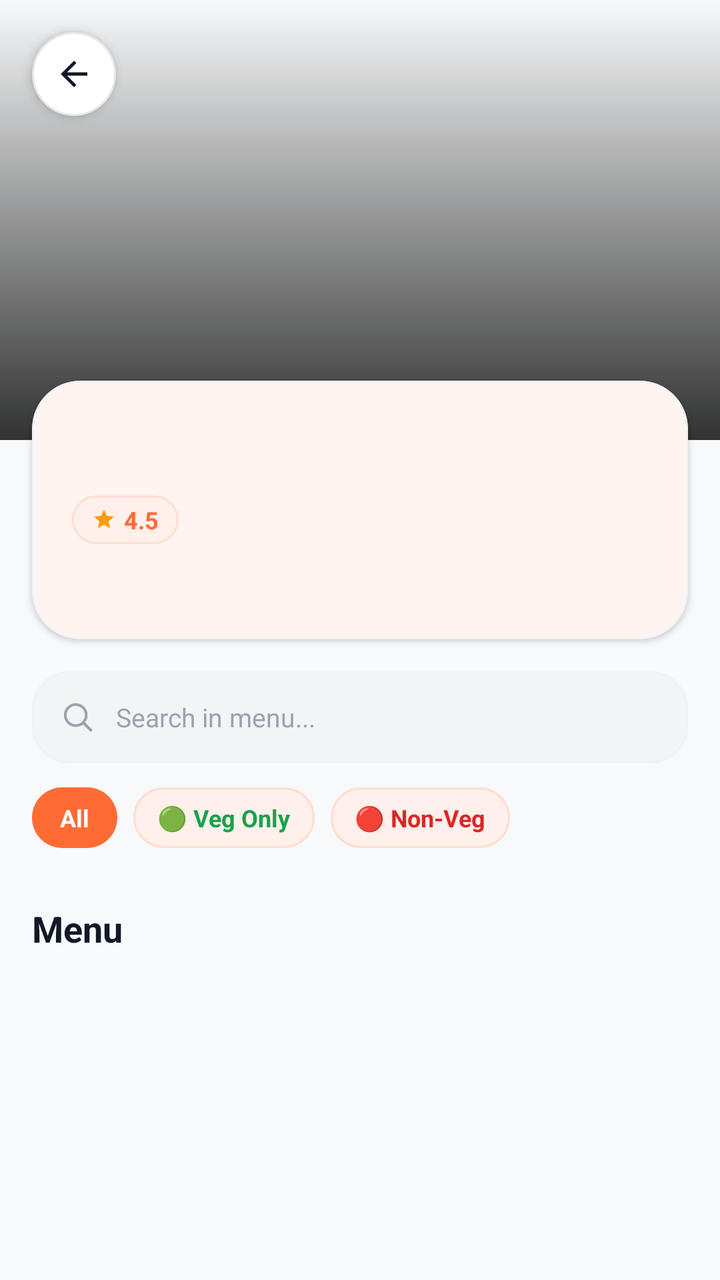
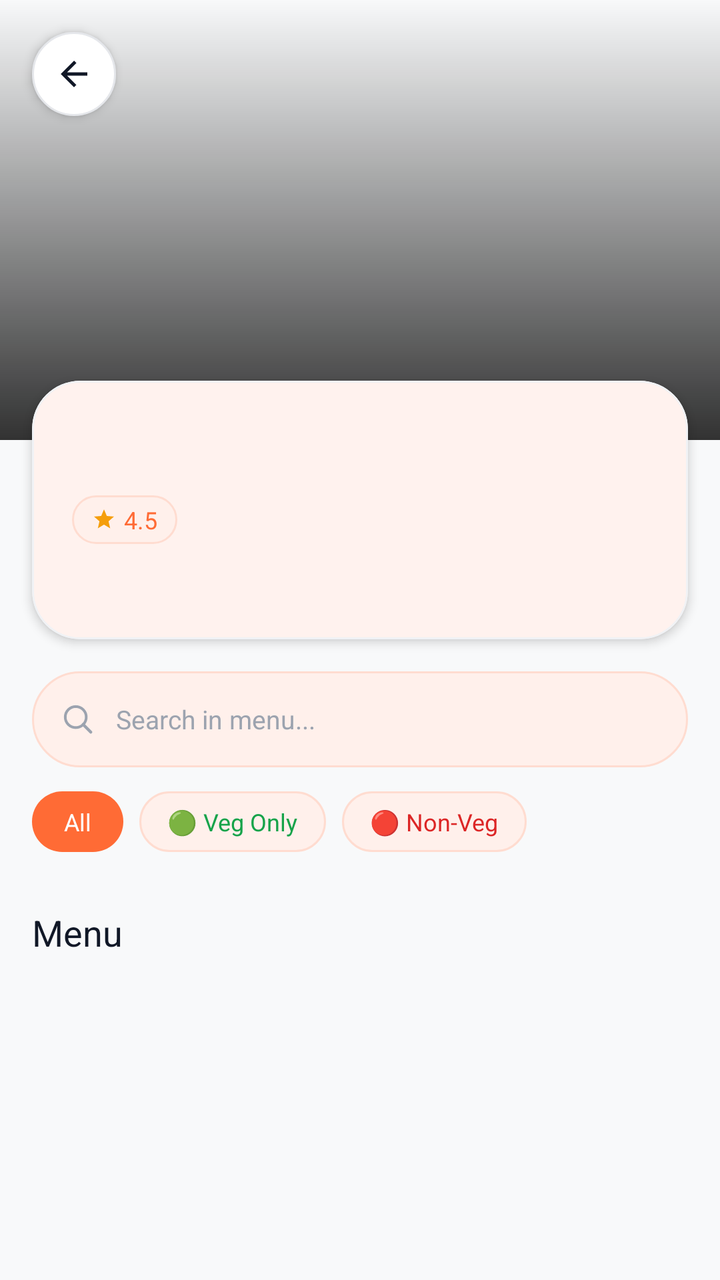

Compare the two renders of this Android layout. The source of the first and the diff that turns it into the second are given below.
<!-- AndroidManifest.xml: application theme Theme.AKRHunger -->
<!-- res/layout/activity_restaurant_detail.xml -->
<?xml version="1.0" encoding="utf-8"?>
<androidx.coordinatorlayout.widget.CoordinatorLayout xmlns:android="http://schemas.android.com/apk/res/android"
    xmlns:app="http://schemas.android.com/apk/res-auto"
    android:layout_width="match_parent"
    android:layout_height="match_parent"
    android:background="@color/background">

    <androidx.core.widget.NestedScrollView
        android:id="@+id/scroll_view_restaurant"
        android:layout_width="match_parent"
        android:layout_height="match_parent"
        android:clipToPadding="false"
        android:paddingBottom="96dp">

        <LinearLayout
            android:layout_width="match_parent"
            android:layout_height="wrap_content"
            android:orientation="vertical">

            
            <FrameLayout
                android:layout_width="match_parent"
                android:layout_height="220dp">

                <ImageView
                    android:id="@+id/iv_restaurant_image"
                    android:layout_width="match_parent"
                    android:layout_height="match_parent"
                    android:scaleType="centerCrop" />

                <View
                    android:layout_width="match_parent"
                    android:layout_height="match_parent"
                    android:background="@drawable/gradient_bottom_overlay" />

                
                <FrameLayout
                    android:id="@+id/btn_back"
                    android:layout_width="42dp"
                    android:layout_height="42dp"
                    android:layout_margin="16dp"
                    android:background="@drawable/bg_pill_white"
                    android:clickable="true"
                    android:elevation="3dp"
                    android:focusable="true"
                    android:foreground="?attr/selectableItemBackgroundBorderless">

                    <ImageView
                        android:layout_width="20dp"
                        android:layout_height="20dp"
                        android:layout_gravity="center"
                        android:src="@drawable/ic_back"
                        android:tint="@color/text_primary" />
                </FrameLayout>
            </FrameLayout>

            
            <com.google.android.material.card.MaterialCardView
                android:layout_width="match_parent"
                android:layout_height="wrap_content"
                android:layout_marginHorizontal="16dp"
                android:layout_marginTop="-30dp"
                app:cardBackgroundColor="@color/surface"
                app:cardCornerRadius="24dp"
                app:cardElevation="2dp"
                app:strokeColor="@color/card_border"
                app:strokeWidth="1dp">

                <LinearLayout
                    android:layout_width="match_parent"
                    android:layout_height="wrap_content"
                    android:orientation="vertical"
                    android:padding="20dp">

                    <TextView
                        android:id="@+id/tv_restaurant_name"
                        android:layout_width="match_parent"
                        android:layout_height="wrap_content"
                        android:textColor="@color/text_primary"
                        android:textSize="22sp"
                        android:textStyle="bold" />

                    
                    <LinearLayout
                        android:layout_width="wrap_content"
                        android:layout_height="wrap_content"
                        android:layout_marginTop="8dp"
                        android:gravity="center_vertical"
                        android:orientation="horizontal">

                        <LinearLayout
                            android:layout_width="wrap_content"
                            android:layout_height="wrap_content"
                            android:background="@drawable/bg_pill_soft"
                            android:gravity="center_vertical"
                            android:paddingHorizontal="10dp"
                            android:paddingVertical="4dp">

                            <ImageView
                                android:layout_width="12dp"
                                android:layout_height="12dp"
                                android:src="@drawable/ic_star"
                                android:tint="@color/rating_star" />

                            <TextView
                                android:id="@+id/tv_restaurant_rating"
                                android:layout_width="wrap_content"
                                android:layout_height="wrap_content"
                                android:layout_marginStart="4dp"
                                android:text="4.5"
                                android:textColor="@color/primary"
                                android:textSize="12sp"
                                android:textStyle="bold" />
                        </LinearLayout>

                        <TextView
                            android:id="@+id/tv_restaurant_cuisine"
                            android:layout_width="wrap_content"
                            android:layout_height="wrap_content"
                            android:layout_marginStart="10dp"
                            android:textColor="@color/text_secondary"
                            android:textSize="13sp" />
                    </LinearLayout>

                    <TextView
                        android:id="@+id/tv_restaurant_desc"
                        android:layout_width="match_parent"
                        android:layout_height="wrap_content"
                        android:layout_marginTop="10dp"
                        android:lineSpacingExtra="2dp"
                        android:textColor="@color/text_hint"
                        android:textSize="13sp" />
                </LinearLayout>
            </com.google.android.material.card.MaterialCardView>

            
            <LinearLayout
                android:layout_width="match_parent"
                android:layout_height="46dp"
                android:layout_marginHorizontal="16dp"
                android:layout_marginTop="16dp"
                android:background="@drawable/bg_search_ios"
                android:gravity="center_vertical"
                android:orientation="horizontal"
                android:paddingHorizontal="14dp">

                <ImageView
                    android:layout_width="18dp"
                    android:layout_height="18dp"
                    android:src="@drawable/ic_search"
                    app:tint="@color/text_hint" />

                <EditText
                    android:id="@+id/et_restaurant_search"
                    android:layout_width="0dp"
                    android:layout_height="match_parent"
                    android:layout_marginStart="10dp"
                    android:layout_weight="1"
                    android:background="@null"
                    android:hint="Search in menu..."
                    android:imeOptions="actionDone"
                    android:inputType="text"
                    android:textColor="@color/text_primary"
                    android:textColorHint="@color/text_hint"
                    android:textSize="13sp" />

                <ImageView
                    android:id="@+id/btn_clear_search"
                    android:layout_width="20dp"
                    android:layout_height="20dp"
                    android:src="@drawable/ic_close"
                    android:visibility="gone"
                    app:tint="@color/text_hint" />
            </LinearLayout>

            
            <LinearLayout
                android:layout_width="match_parent"
                android:layout_height="wrap_content"
                android:layout_marginHorizontal="16dp"
                android:layout_marginTop="12dp"
                android:gravity="center_vertical"
                android:orientation="horizontal">

                <TextView
                    android:id="@+id/btn_filter_all"
                    android:layout_width="wrap_content"
                    android:layout_height="wrap_content"
                    android:background="@drawable/bg_pill_primary"
                    android:clickable="true"
                    android:focusable="true"
                    android:paddingHorizontal="14dp"
                    android:paddingVertical="7dp"
                    android:text="All"
                    android:textColor="@color/on_primary"
                    android:textSize="12sp"
                    android:textStyle="bold" />

                <TextView
                    android:id="@+id/btn_filter_veg"
                    android:layout_width="wrap_content"
                    android:layout_height="wrap_content"
                    android:layout_marginStart="8dp"
                    android:background="@drawable/bg_pill_soft"
                    android:clickable="true"
                    android:focusable="true"
                    android:paddingHorizontal="12dp"
                    android:paddingVertical="7dp"
                    android:text="🟢 Veg Only"
                    android:textColor="@color/veg_green"
                    android:textSize="12sp"
                    android:textStyle="bold" />

                <TextView
                    android:id="@+id/btn_filter_nonveg"
                    android:layout_width="wrap_content"
                    android:layout_height="wrap_content"
                    android:layout_marginStart="8dp"
                    android:background="@drawable/bg_pill_soft"
                    android:clickable="true"
                    android:focusable="true"
                    android:paddingHorizontal="12dp"
                    android:paddingVertical="7dp"
                    android:text="🔴 Non-Veg"
                    android:textColor="@color/non_veg_red"
                    android:textSize="12sp"
                    android:textStyle="bold" />
            </LinearLayout>

            
            <androidx.recyclerview.widget.RecyclerView
                android:id="@+id/rv_restaurant_categories"
                android:layout_width="match_parent"
                android:layout_height="wrap_content"
                android:layout_marginTop="12dp"
                android:clipToPadding="false"
                android:orientation="horizontal"
                android:paddingHorizontal="12dp" />

            
            <LinearLayout
                android:layout_width="match_parent"
                android:layout_height="wrap_content"
                android:layout_marginHorizontal="16dp"
                android:layout_marginTop="16dp"
                android:gravity="center_vertical"
                android:orientation="horizontal">

                <TextView
                    android:id="@+id/tv_menu_section_title"
                    android:layout_width="0dp"
                    android:layout_height="wrap_content"
                    android:layout_weight="1"
                    android:text="@string/menu"
                    android:textColor="@color/text_primary"
                    android:textSize="18sp"
                    android:textStyle="bold" />

                <TextView
                    android:id="@+id/tv_menu_count"
                    android:layout_width="wrap_content"
                    android:layout_height="wrap_content"
                    android:textColor="@color/text_hint"
                    android:textSize="13sp" />
            </LinearLayout>

            
            <ProgressBar
                android:id="@+id/pb_menu_loading"
                android:layout_width="36dp"
                android:layout_height="36dp"
                android:layout_gravity="center_horizontal"
                android:layout_marginTop="32dp"
                android:indeterminateTint="@color/primary"
                android:visibility="gone" />

            
            <androidx.recyclerview.widget.RecyclerView
                android:id="@+id/rv_menu"
                android:layout_width="match_parent"
                android:layout_height="wrap_content"
                android:layout_marginTop="8dp"
                android:clipToPadding="false"
                android:layoutAnimation="@anim/layout_fall_down"
                android:nestedScrollingEnabled="false"
                android:paddingHorizontal="11dp" />

            
            <LinearLayout
                android:id="@+id/layout_empty_menu"
                android:layout_width="match_parent"
                android:layout_height="wrap_content"
                android:gravity="center"
                android:orientation="vertical"
                android:padding="48dp"
                android:visibility="gone">

                <TextView
                    android:layout_width="wrap_content"
                    android:layout_height="wrap_content"
                    android:text="🍽️"
                    android:textSize="48sp" />

                <TextView
                    android:layout_width="wrap_content"
                    android:layout_height="wrap_content"
                    android:layout_marginTop="12dp"
                    android:text="No menu items found"
                    android:textColor="@color/text_primary"
                    android:textSize="17sp"
                    android:textStyle="bold" />

                <TextView
                    android:layout_width="wrap_content"
                    android:layout_height="wrap_content"
                    android:layout_marginTop="4dp"
                    android:text="Try clearing the search or category filter"
                    android:textColor="@color/text_secondary"
                    android:textSize="13sp" />
            </LinearLayout>
        </LinearLayout>
    </androidx.core.widget.NestedScrollView>

    
    <com.google.android.material.card.MaterialCardView
        android:id="@+id/bar_view_cart"
        android:layout_width="match_parent"
        android:layout_height="56dp"
        android:layout_gravity="bottom"
        android:layout_marginHorizontal="16dp"
        android:layout_marginBottom="16dp"
        android:clickable="true"
        android:elevation="8dp"
        android:focusable="true"
        android:foreground="?attr/selectableItemBackground"
        android:visibility="gone"
        app:cardBackgroundColor="@color/primary"
        app:cardCornerRadius="28dp">

        <LinearLayout
            android:layout_width="match_parent"
            android:layout_height="match_parent"
            android:gravity="center_vertical"
            android:orientation="horizontal"
            android:paddingHorizontal="20dp">

            <LinearLayout
                android:layout_width="0dp"
                android:layout_height="wrap_content"
                android:layout_weight="1"
                android:orientation="vertical">

                <TextView
                    android:id="@+id/tv_cart_bar_count"
                    android:layout_width="wrap_content"
                    android:layout_height="wrap_content"
                    android:text="1 item"
                    android:textColor="@color/on_primary"
                    android:textSize="12sp"
                    android:textStyle="bold" />

                <TextView
                    android:id="@+id/tv_cart_bar_total"
                    android:layout_width="wrap_content"
                    android:layout_height="wrap_content"
                    android:text="₹0"
                    android:textColor="@color/on_primary"
                    android:textSize="15sp"
                    android:textStyle="bold" />
            </LinearLayout>

            <TextView
                android:layout_width="wrap_content"
                android:layout_height="wrap_content"
                android:text="View Cart ➔"
                android:textColor="@color/on_primary"
                android:textSize="14sp"
                android:textStyle="bold" />
        </LinearLayout>
    </com.google.android.material.card.MaterialCardView>

</androidx.coordinatorlayout.widget.CoordinatorLayout>
<!-- resources referenced by this layout -->
<resources>
  <color name="background">#F8F9FA</color>
  <color name="card_border">#F0F2F5</color>
  <color name="non_veg_red">#DC2626</color>
  <color name="on_primary">#FFFFFF</color>
  <color name="primary">#FF6B35</color>
  <color name="rating_star">#F59E0B</color>
  <color name="surface">#FFFFFF</color>
  <color name="text_hint">#9CA3AF</color>
  <color name="text_primary">#111827</color>
  <color name="text_secondary">#4B5563</color>
  <color name="veg_green">#16A34A</color>
  <!-- drawable bg_pill_primary (drawable) -->
  <?xml version="1.0" encoding="utf-8"?>
  <ripple xmlns:android="http://schemas.android.com/apk/res/android"
      android:color="#33FFFFFF">
      <item>
          <shape android:shape="rectangle">
              <corners android:radius="999dp" />
              <solid android:color="@color/primary" />
          </shape>
      </item>
  </ripple>
  <!-- drawable bg_search_ios (drawable) -->
  <?xml version="1.0" encoding="utf-8"?>
  <shape xmlns:android="http://schemas.android.com/apk/res/android"
      android:shape="rectangle">
      <corners android:radius="18dp" />
      <solid android:color="@color/surface_variant" />
      <stroke android:width="1dp" android:color="@color/card_border" />
  </shape>
  <!-- drawable gradient_bottom_overlay (drawable) -->
  <?xml version="1.0" encoding="utf-8"?>
  <shape xmlns:android="http://schemas.android.com/apk/res/android"
      android:shape="rectangle">
      <gradient
          android:startColor="#CC000000"
          android:endColor="#00000000"
          android:angle="90" />
  </shape>
  <!-- drawable ic_back (drawable) -->
  <vector xmlns:android="http://schemas.android.com/apk/res/android"
      android:width="24dp"
      android:height="24dp"
      android:viewportWidth="24"
      android:viewportHeight="24">
      <path
          android:fillColor="#FF000000"
          android:pathData="M20,11H7.83l5.59,-5.59L12,4l-8,8 8,8 1.41,-1.41L7.83,13H20v-2z"/>
  </vector>
  <!-- drawable ic_star (drawable) -->
  <vector xmlns:android="http://schemas.android.com/apk/res/android"
      android:width="24dp"
      android:height="24dp"
      android:viewportWidth="24"
      android:viewportHeight="24">
      <path
          android:fillColor="#FF000000"
          android:pathData="M12,17.27L18.18,21l-1.64,-7.03L22,9.24l-7.19,-0.61L12,2 9.19,8.63 2,9.24l5.46,4.73L5.82,21z"/>
  </vector>
  <string name="menu">Menu</string>
  <color name="primary_15">#26FF6B35</color>
  <color name="primary_tint">#FFF0EB</color>
  <color name="primary_tint_border">#FFDCD0</color>
  <color name="primary_10">#1AFF6B35</color>
  <color name="card_border_subtle">#E5E7EB</color>
  <color name="surface_variant">#F3F4F6</color>
  <color name="primary_dark">#E55A25</color>
  <color name="secondary">#F59E0B</color>
  <color name="on_secondary">#111827</color>
  <color name="on_surface">#111827</color>
  <style name="ThemeOverlay.AKR.MaterialAlertDialog" parent="ThemeOverlay.Material3.MaterialAlertDialog">
          <item name="shapeAppearance">@style/ShapeAppearance.AKR.Dialog</item>
          <item name="shapeAppearanceOverlay">@style/ShapeAppearance.AKR.Dialog</item>
          <item name="colorSurface">@color/surface</item>
          <item name="android:backgroundDimAmount">0.5</item>
      </style>
  <style name="ThemeOverlay.AKR.BottomSheetDialog" parent="ThemeOverlay.Material3.BottomSheetDialog">
          <item name="bottomSheetStyle">@style/Widget.AKR.BottomSheet</item>
      </style>
  <style name="ShapeAppearance.AKR.Dialog" parent="">
          <item name="cornerFamily">rounded</item>
          <item name="cornerSize">24dp</item>
      </style>
  <style name="Widget.AKR.BottomSheet" parent="Widget.Material3.BottomSheet">
          <item name="shapeAppearanceOverlay">@style/ShapeAppearance.AKR.BottomSheet</item>
          <item name="backgroundTint">@color/surface</item>
      </style>
  <style name="ShapeAppearance.AKR.BottomSheet" parent="">
          <item name="cornerFamily">rounded</item>
          <item name="cornerSizeTopLeft">28dp</item>
          <item name="cornerSizeTopRight">28dp</item>
      </style>
  <!-- unchanged entries left out for length: 5 -->
</resources>

<!-- the commit's change to res/layout/activity_restaurant_detail.xml (unified diff, before → after) -->
@@ -50,7 +50,7 @@
                         android:layout_height="20dp"
                         android:layout_gravity="center"
                         android:src="@drawable/ic_back"
-                        android:tint="@color/text_primary" />
+                        app:tint="@color/text_primary" />
                 </FrameLayout>
             </FrameLayout>
 
@@ -62,7 +62,7 @@
                 android:layout_marginTop="-30dp"
                 app:cardBackgroundColor="@color/surface"
                 app:cardCornerRadius="24dp"
-                app:cardElevation="2dp"
+                app:cardElevation="3dp"
                 app:strokeColor="@color/card_border"
                 app:strokeWidth="1dp">
 
@@ -76,9 +76,9 @@
                         android:id="@+id/tv_restaurant_name"
                         android:layout_width="match_parent"
                         android:layout_height="wrap_content"
+                        android:fontFamily="sans-serif-bold"
                         android:textColor="@color/text_primary"
-                        android:textSize="22sp"
-                        android:textStyle="bold" />
+                        android:textSize="22sp" />
 
                     
                     <LinearLayout
@@ -100,17 +100,17 @@
                                 android:layout_width="12dp"
                                 android:layout_height="12dp"
                                 android:src="@drawable/ic_star"
-                                android:tint="@color/rating_star" />
+                                app:tint="@color/rating_star" />
 
                             <TextView
                                 android:id="@+id/tv_restaurant_rating"
                                 android:layout_width="wrap_content"
                                 android:layout_height="wrap_content"
                                 android:layout_marginStart="4dp"
+                                android:fontFamily="sans-serif-bold"
                                 android:text="4.5"
                                 android:textColor="@color/primary"
-                                android:textSize="12sp"
-                                android:textStyle="bold" />
+                                android:textSize="12sp" />
                         </LinearLayout>
 
                         <TextView
@@ -118,6 +118,7 @@
                             android:layout_width="wrap_content"
                             android:layout_height="wrap_content"
                             android:layout_marginStart="10dp"
+                            android:fontFamily="sans-serif"
                             android:textColor="@color/text_secondary"
                             android:textSize="13sp" />
                     </LinearLayout>
@@ -127,6 +128,7 @@
                         android:layout_width="match_parent"
                         android:layout_height="wrap_content"
                         android:layout_marginTop="10dp"
+                        android:fontFamily="sans-serif"
                         android:lineSpacingExtra="2dp"
                         android:textColor="@color/text_hint"
                         android:textSize="13sp" />
@@ -136,10 +138,10 @@
             
             <LinearLayout
                 android:layout_width="match_parent"
-                android:layout_height="46dp"
+                android:layout_height="48dp"
                 android:layout_marginHorizontal="16dp"
                 android:layout_marginTop="16dp"
-                android:background="@drawable/bg_search_ios"
+                android:background="@drawable/bg_pill_soft"
                 android:gravity="center_vertical"
                 android:orientation="horizontal"
                 android:paddingHorizontal="14dp">
@@ -157,6 +159,7 @@
                     android:layout_marginStart="10dp"
                     android:layout_weight="1"
                     android:background="@null"
+                    android:fontFamily="sans-serif"
                     android:hint="Search in menu..."
                     android:imeOptions="actionDone"
                     android:inputType="text"
@@ -168,6 +171,9 @@
                     android:id="@+id/btn_clear_search"
                     android:layout_width="20dp"
                     android:layout_height="20dp"
+                    android:background="?attr/selectableItemBackgroundBorderless"
+                    android:clickable="true"
+                    android:focusable="true"
                     android:src="@drawable/ic_close"
                     android:visibility="gone"
                     app:tint="@color/text_hint" />
@@ -189,12 +195,12 @@
                     android:background="@drawable/bg_pill_primary"
                     android:clickable="true"
                     android:focusable="true"
-                    android:paddingHorizontal="14dp"
+                    android:fontFamily="sans-serif-bold"
+                    android:paddingHorizontal="16dp"
                     android:paddingVertical="7dp"
                     android:text="All"
                     android:textColor="@color/on_primary"
-                    android:textSize="12sp"
-                    android:textStyle="bold" />
+                    android:textSize="12sp" />
 
                 <TextView
                     android:id="@+id/btn_filter_veg"
@@ -204,12 +210,12 @@
                     android:background="@drawable/bg_pill_soft"
                     android:clickable="true"
                     android:focusable="true"
-                    android:paddingHorizontal="12dp"
+                    android:fontFamily="sans-serif-bold"
+                    android:paddingHorizontal="14dp"
                     android:paddingVertical="7dp"
                     android:text="🟢 Veg Only"
                     android:textColor="@color/veg_green"
-                    android:textSize="12sp"
-                    android:textStyle="bold" />
+                    android:textSize="12sp" />
 
                 <TextView
                     android:id="@+id/btn_filter_nonveg"
@@ -219,12 +225,12 @@
                     android:background="@drawable/bg_pill_soft"
                     android:clickable="true"
                     android:focusable="true"
-                    android:paddingHorizontal="12dp"
+                    android:fontFamily="sans-serif-bold"
+                    android:paddingHorizontal="14dp"
                     android:paddingVertical="7dp"
                     android:text="🔴 Non-Veg"
                     android:textColor="@color/non_veg_red"
-                    android:textSize="12sp"
-                    android:textStyle="bold" />
+                    android:textSize="12sp" />
             </LinearLayout>
 
             
@@ -251,15 +257,16 @@
                     android:layout_width="0dp"
                     android:layout_height="wrap_content"
                     android:layout_weight="1"
+                    android:fontFamily="sans-serif-bold"
                     android:text="@string/menu"
                     android:textColor="@color/text_primary"
-                    android:textSize="18sp"
-                    android:textStyle="bold" />
+                    android:textSize="18sp" />
 
                 <TextView
                     android:id="@+id/tv_menu_count"
                     android:layout_width="wrap_content"
                     android:layout_height="wrap_content"
+                    android:fontFamily="sans-serif"
                     android:textColor="@color/text_hint"
                     android:textSize="13sp" />
             </LinearLayout>
@@ -295,25 +302,33 @@
                 android:padding="48dp"
                 android:visibility="gone">
 
-                <TextView
-                    android:layout_width="wrap_content"
-                    android:layout_height="wrap_content"
-                    android:text="🍽️"
-                    android:textSize="48sp" />
-
-                <TextView
-                    android:layout_width="wrap_content"
-                    android:layout_height="wrap_content"
-                    android:layout_marginTop="12dp"
+                <FrameLayout
+                    android:layout_width="80dp"
+                    android:layout_height="80dp"
+                    android:background="@drawable/bg_icon_circle_soft">
+
+                    <TextView
+                        android:layout_width="wrap_content"
+                        android:layout_height="wrap_content"
+                        android:layout_gravity="center"
+                        android:text="🍽️"
+                        android:textSize="36sp" />
+                </FrameLayout>
+
+                <TextView
+                    android:layout_width="wrap_content"
+                    android:layout_height="wrap_content"
+                    android:layout_marginTop="16dp"
+                    android:fontFamily="sans-serif-bold"
                     android:text="No menu items found"
                     android:textColor="@color/text_primary"
-                    android:textSize="17sp"
-                    android:textStyle="bold" />
+                    android:textSize="17sp" />
 
                 <TextView
                     android:layout_width="wrap_content"
                     android:layout_height="wrap_content"
                     android:layout_marginTop="4dp"
+                    android:fontFamily="sans-serif"
                     android:text="Try clearing the search or category filter"
                     android:textColor="@color/text_secondary"
                     android:textSize="13sp" />
@@ -354,28 +369,28 @@
                     android:id="@+id/tv_cart_bar_count"
                     android:layout_width="wrap_content"
                     android:layout_height="wrap_content"
+                    android:fontFamily="sans-serif-medium"
                     android:text="1 item"
                     android:textColor="@color/on_primary"
-                    android:textSize="12sp"
-                    android:textStyle="bold" />
+                    android:textSize="12sp" />
 
                 <TextView
                     android:id="@+id/tv_cart_bar_total"
                     android:layout_width="wrap_content"
                     android:layout_height="wrap_content"
+                    android:fontFamily="sans-serif-black"
                     android:text="₹0"
                     android:textColor="@color/on_primary"
-                    android:textSize="15sp"
-                    android:textStyle="bold" />
+                    android:textSize="16sp" />
             </LinearLayout>
 
             <TextView
                 android:layout_width="wrap_content"
                 android:layout_height="wrap_content"
+                android:fontFamily="sans-serif-bold"
                 android:text="View Cart ➔"
                 android:textColor="@color/on_primary"
-                android:textSize="14sp"
-                android:textStyle="bold" />
+                android:textSize="14sp" />
         </LinearLayout>
     </com.google.android.material.card.MaterialCardView>
 
<!-- resource entries referenced after the edit -->
@@ -11,6 +11,13 @@
   <color name="text_primary">#111827</color>
   <color name="text_secondary">#4B5563</color>
   <color name="veg_green">#16A34A</color>
+  <!-- drawable bg_icon_circle_soft (drawable) -->
+  <?xml version="1.0" encoding="utf-8"?>
+  <shape xmlns:android="http://schemas.android.com/apk/res/android"
+      android:shape="oval">
+      <solid android:color="@color/primary_tint" />
+      <stroke android:width="1dp" android:color="@color/primary_tint_border" />
+  </shape>
   <!-- drawable bg_pill_primary (drawable) -->
   <?xml version="1.0" encoding="utf-8"?>
   <ripple xmlns:android="http://schemas.android.com/apk/res/android"
@@ -22,14 +29,6 @@
           </shape>
       </item>
   </ripple>
-  <!-- drawable bg_search_ios (drawable) -->
-  <?xml version="1.0" encoding="utf-8"?>
-  <shape xmlns:android="http://schemas.android.com/apk/res/android"
-      android:shape="rectangle">
-      <corners android:radius="18dp" />
-      <solid android:color="@color/surface_variant" />
-      <stroke android:width="1dp" android:color="@color/card_border" />
-  </shape>
   <!-- drawable gradient_bottom_overlay (drawable) -->
   <?xml version="1.0" encoding="utf-8"?>
   <shape xmlns:android="http://schemas.android.com/apk/res/android"
@@ -65,7 +64,6 @@
   <color name="primary_tint_border">#FFDCD0</color>
   <color name="primary_10">#1AFF6B35</color>
   <color name="card_border_subtle">#E5E7EB</color>
-  <color name="surface_variant">#F3F4F6</color>
   <color name="primary_dark">#E55A25</color>
   <color name="secondary">#F59E0B</color>
   <color name="on_secondary">#111827</color>
